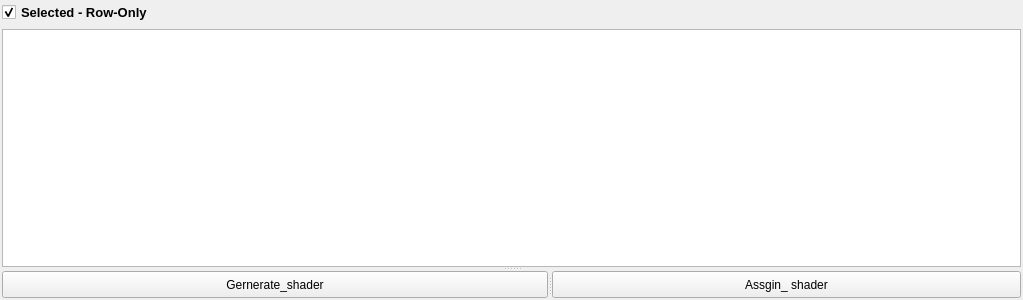
Before: the Qt Designer form gui/ui/shaderUI.ui in sanjaypsi/ShaderManager, drawn with Qt 5.
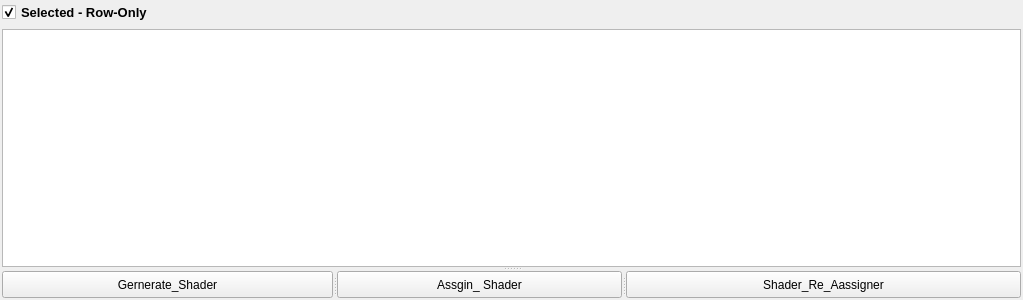
After: the same form once the commit is applied.

Patch:
```diff
--- a/gui/ui/shaderUI.ui
+++ b/gui/ui/shaderUI.ui
@@ -97,12 +97,23 @@
       </property>
       <widget class="QPushButton" name="pushButton">
        <property name="text">
-        <string>Gernerate_shader</string>
+        <string>Gernerate_Shader</string>
        </property>
       </widget>
       <widget class="QPushButton" name="pushButton_2">
        <property name="text">
-        <string>Assgin_ shader</string>
+        <string>Assgin_ Shader</string>
+       </property>
+      </widget>
+      <widget class="QPushButton" name="ReAssigin_oldShader_BTN">
+       <property name="font">
+        <font>
+         <weight>50</weight>
+         <bold>false</bold>
+        </font>
+       </property>
+       <property name="text">
+        <string>Shader_Re_Aassigner</string>
        </property>
       </widget>
      </widget>
```
